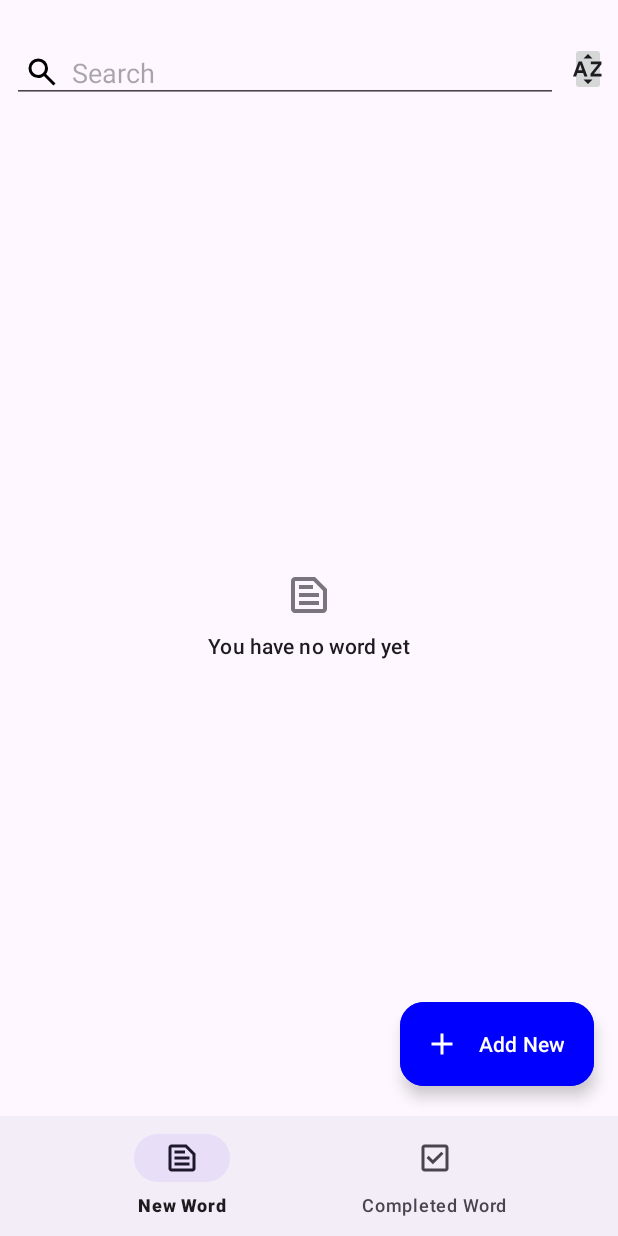
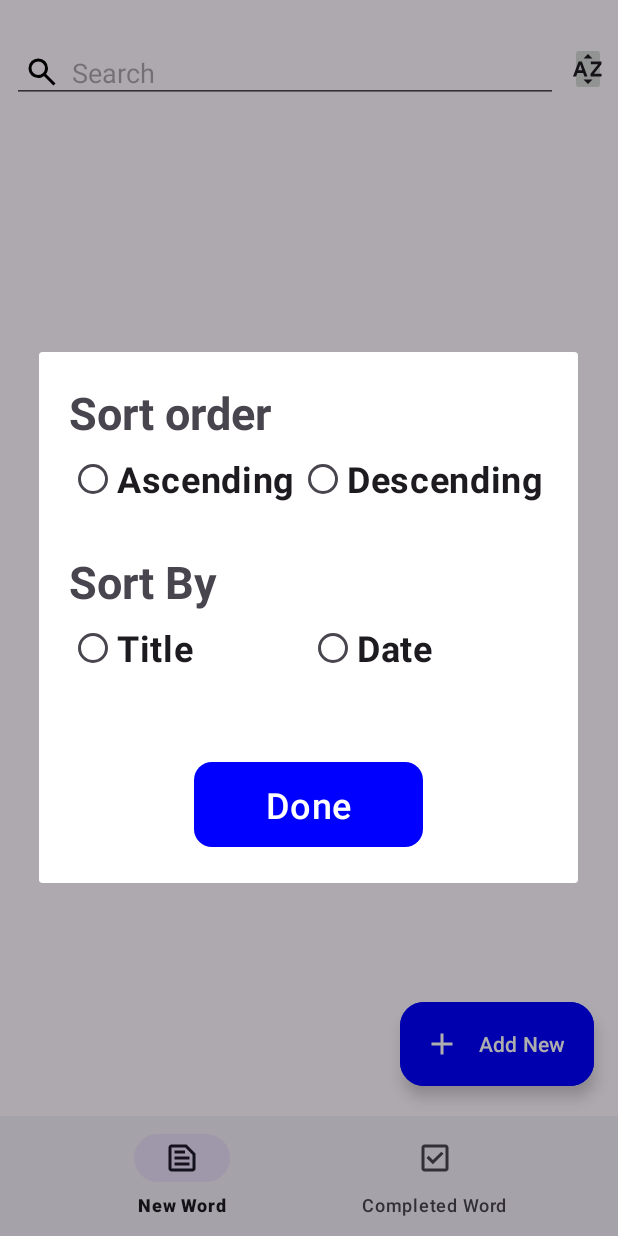
Before and after one commit to Jia0705/team_word_app_cs, an Android app: the screen it shows after launch (MainActivity), after a tap on an icon or button, on a phone screen of 412 x 824 dp. Run offline under Robolectric (Android 15) with nearby library versions, the phone set to English and light mode, and no system bars; our stand-ins replace navigation-ui.

Commit message:
Added Sorting Popup Fragment and fixed typo inside sort popup xml

```diff
--- a/app/src/main/java/com/team/wordsapp_casestudy/ui/home/HomeFragment.kt
+++ b/app/src/main/java/com/team/wordsapp_casestudy/ui/home/HomeFragment.kt
@@ -10,8 +10,10 @@ import androidx.fragment.app.viewModels
 import androidx.lifecycle.lifecycleScope
 import androidx.navigation.fragment.findNavController
 import androidx.recyclerview.widget.LinearLayoutManager
+import com.team.wordsapp_casestudy.data.model.Word
 import com.team.wordsapp_casestudy.databinding.FragmentHomeBinding
 import com.team.wordsapp_casestudy.ui.adapter.WordsAdapter
+import com.team.wordsapp_casestudy.ui.manage.popup.SortPopFragment
 import kotlinx.coroutines.launch
 import kotlin.getValue
 
@@ -50,7 +52,7 @@ class HomeFragment : Fragment() {
         }
 
         binding.btnSort.setOnClickListener {
-
+            showSortDialog()
         }
     }
 
@@ -62,4 +64,27 @@ class HomeFragment : Fragment() {
         binding.rvWords.layoutManager = LinearLayoutManager(requireContext())
         binding.rvWords.adapter = adapter
     }
+
+    private fun showSortDialog() {
+        val sortDialog = SortPopFragment().apply {
+            setListener(object: SortPopFragment.Listener {
+                override fun onClickDone() {
+                    TODO("Not yet implemented")
+                }
+
+                override fun onSortBySelected(isTitle: Boolean) {
+                    TODO("Not yet implemented")
+                }
+
+                override fun onSortOrderSelected(isAscending: Boolean) {
+                    if (isAscending) {
+                        viewModel.words
+                    } else {
+                        viewModel.words
+                    }
+                }
+            })
+        }
+        sortDialog.show(parentFragmentManager, "SortPopFragment")
+    }
 }
--- a/app/src/main/res/layout/fragment_sort_pop.xml
+++ b/app/src/main/res/layout/fragment_sort_pop.xml
@@ -73,7 +73,7 @@
 
     <Space
         android:layout_width="match_parent"
-        android:layout_height="@dimen/xxxl"/>
+        android:layout_height="@dimen/xxxxxl"/>
 
     <com.google.android.material.button.MaterialButton
         android:id="@+id/mbDone"
```
